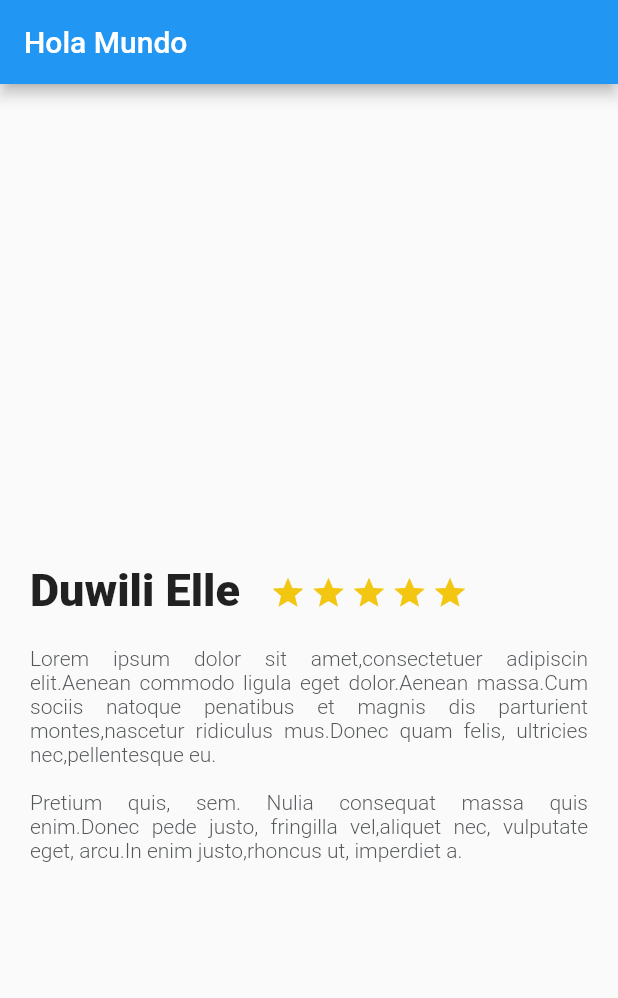
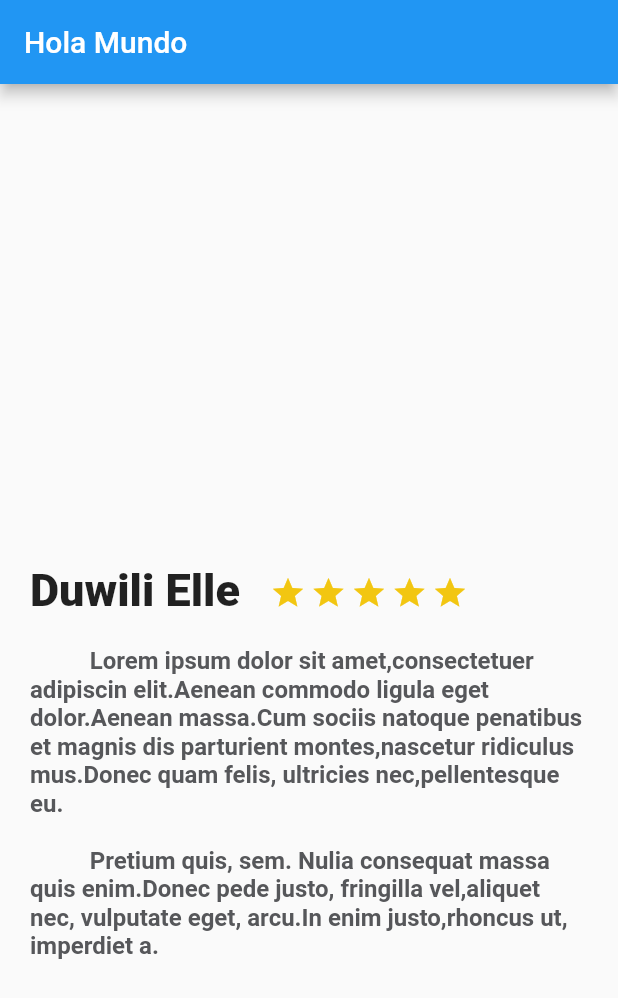
Before and after one commit to ricardo9407/flutter_application_1, a Flutter app: the screen it shows after launch, on a phone screen of 412 x 824 dp. Shown: the top 998 px of the screen. Run offline on Flutter 3.47's test engine with Material 2 defaults, Android fonts, the phone set to English and light mode, and no system bars.

Commit message:
3er arreglo del texto de la descripción

```diff
--- a/lib/description_place.dart
+++ b/lib/description_place.dart
@@ -24,16 +24,15 @@ class DescriptionPlace extends StatelessWidget {
     ]);
 
     final description = Container(
-      margin: EdgeInsets.only(top: 20.0, right: 20.0, left: 20.0),
+      margin: new EdgeInsets.only(top: 20.0, right: 20.0, left: 20.0),
       child: Text('''
           Lorem ipsum dolor sit amet,consectetuer adipiscin elit.Aenean commodo ligula eget dolor.Aenean massa.Cum sociis natoque penatibus et magnis dis parturient montes,nascetur ridiculus mus.Donec quam felis, ultricies nec,pellentesque eu.
 
           Pretium quis, sem. Nulia consequat massa quis enim.Donec pede justo, fringilla vel,aliquet nec, vulputate eget, arcu.In enim justo,rhoncus ut, imperdiet a.''',
-          style: TextStyle(
-              fontSize: 14.0,
-              fontWeight: FontWeight.w300,
-              color: Color(0xff54575a)),
-          textAlign: TextAlign.justify),
+          style: const TextStyle(
+              fontSize: 16.0,
+              fontWeight: FontWeight.bold,
+              color: Color(0xFF56575a))),
     );
 
     return Column(
```
